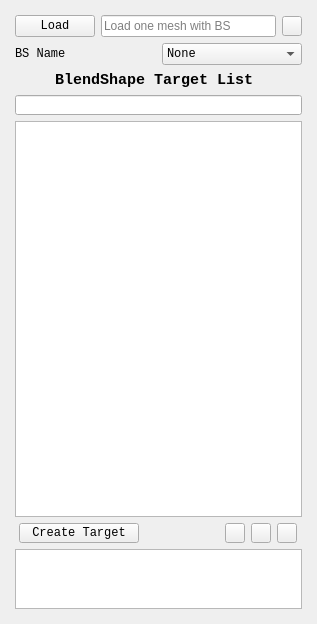
Old version of the form Faith/moduleInstaller/Faith/modules/Faith/scripts/Faith/Tools/BS_Manager/UI/BS_List.ui in the repository Faith0521/Faith_Proj.
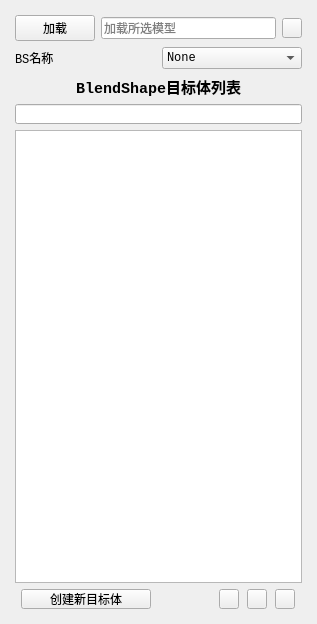
New version of the form. Icons and pictures are not drawn. Custom widgets are drawn as their Qt base class.

The edit to the form file:
```diff
--- a/Faith/moduleInstaller/Faith/modules/Faith/scripts/Faith/Tools/BS_Manager/UI/BS_List.ui
+++ b/Faith/moduleInstaller/Faith/modules/Faith/scripts/Faith/Tools/BS_Manager/UI/BS_List.ui
@@ -42,7 +42,7 @@
            <string>Load mesh</string>
           </property>
           <property name="text">
-           <string>Load</string>
+           <string>加载</string>
           </property>
          </widget>
         </item>
@@ -54,7 +54,7 @@
            </font>
           </property>
           <property name="placeholderText">
-           <string>Load one mesh with BS</string>
+           <string>加载所选模型</string>
           </property>
          </widget>
         </item>
@@ -115,7 +115,7 @@
            </font>
           </property>
           <property name="text">
-           <string>BS Name</string>
+           <string>BS名称</string>
           </property>
          </widget>
         </item>
@@ -149,7 +149,7 @@
          <cursorShape>ArrowCursor</cursorShape>
         </property>
         <property name="text">
-         <string>BlendShape Target List </string>
+         <string>BlendShape目标体列表</string>
         </property>
         <property name="alignment">
          <set>Qt::AlignCenter</set>
@@ -185,7 +185,7 @@
          <widget class="MPushButton" name="edit_btn">
           <property name="maximumSize">
            <size>
-            <width>120</width>
+            <width>130</width>
             <height>20</height>
            </size>
           </property>
@@ -201,7 +201,7 @@
            <string notr="true"/>
           </property>
           <property name="text">
-           <string>Create Target</string>
+           <string>创建新目标体</string>
           </property>
          </widget>
         </item>
@@ -215,7 +215,7 @@
           </property>
           <property name="sizeHint" stdset="0">
            <size>
-            <width>80</width>
+            <width>60</width>
             <height>20</height>
            </size>
           </property>
@@ -322,16 +322,6 @@
         </item>
        </layout>
       </item>
-      <item>
-       <widget class="QListWidget" name="inbetween_list">
-        <property name="maximumSize">
-         <size>
-          <width>16777215</width>
-          <height>60</height>
-         </size>
-        </property>
-       </widget>
-      </item>
      </layout>
     </widget>
    </item>
```
Left out of the diff: 12 changed lines with no effect on the pictures.
